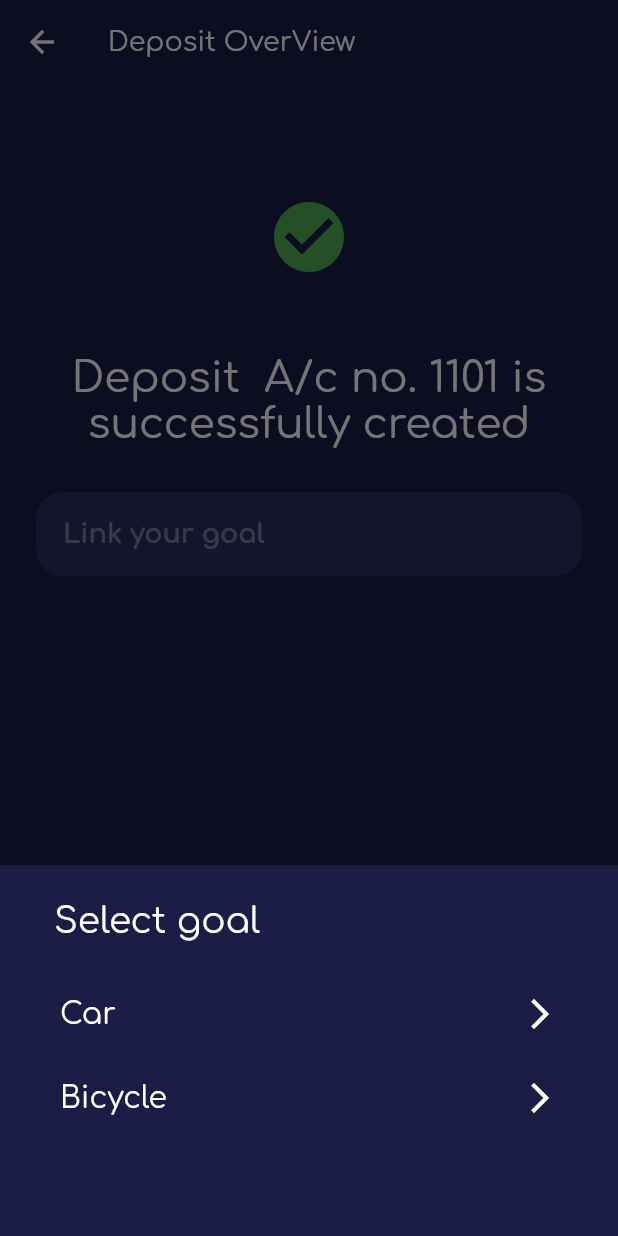
After one commit to shivams1011/nuclei_hackathon_groot, a Flutter app: the DepositScreen screen opened by its route, after a tap on "Link your goal", on a phone screen of 412 x 824 dp. The commit adds this screen. Run offline on Flutter 3.47's test engine with Material 2 defaults, Android fonts, the light colour scheme and no system bars; our stand-ins replace google_fonts, image_picker, percent_indicator; accounts and stored records are empty; generated files the repository leaves out were written again.

Commit message:
added deposit screen

```diff
--- a/lib/main.dart
+++ b/lib/main.dart
@@ -1,5 +1,6 @@
 import 'package:flutter/material.dart';
 import 'package:nuclei_hackathon_groot/screen/create_goal_screen/create_goal_screen.dart';
+import 'package:nuclei_hackathon_groot/screen/deposit_screen/deposit_screen.dart';
 import 'package:nuclei_hackathon_groot/screen/goal_overview_screen/goal_overview_screen.dart';
 import 'package:nuclei_hackathon_groot/screen/goal_tracker_screen/goal_tracker_screen.dart';
 import 'package:nuclei_hackathon_groot/screen/home_screen/home_screen.dart';
@@ -41,7 +42,8 @@ class MyApp extends StatelessWidget {
         '/goalTracker':(context) => GoalTrackerScreen(),
         '/saveInvest':(context) => SaveInvestScreen(),
         '/myAccount':(context) => MyAccountScreen(),
-        '/payment':(context) => UpiPaymentScreen()
+        '/payment':(context) => UpiPaymentScreen(),
+         '/depositScreen':(context) => DepositScreen()
       },
     );
   }
--- /dev/null
+++ b/lib/screen/deposit_screen/deposit_screen.dart
@@ -0,0 +1,201 @@
+import 'package:flutter/material.dart';
+import 'package:nuclei_hackathon_groot/utils/colors_util.dart';
+import 'package:nuclei_hackathon_groot/utils/font_util.dart';
+
+class DepositScreen extends StatefulWidget {
+  DepositScreen({Key key}) : super(key: key);
+
+  @override
+  _DepositScreenState createState() => _DepositScreenState();
+}
+
+class _DepositScreenState extends State<DepositScreen> {
+
+TextEditingController goalSelectController = TextEditingController();
+
+  @override
+  Widget build(BuildContext context) {
+    return Scaffold(
+      backgroundColor: Color(ColorsUtil.appBgColor),
+      appBar: AppBar(
+        elevation: 0,
+        backgroundColor: Color(ColorsUtil.appBgColor),
+        title: Text(
+          'Deposit OverView',
+          style: FontUtil.setTextStyle(fontSize: 18.0),
+        ),
+      ),
+      body: getBodyWidget(),
+    );
+  }
+
+  Widget getBodyWidget() {
+    return Container(
+      padding: EdgeInsets.all(24.0),
+      width: double.infinity,
+      child: Column(
+        children: [
+          SizedBox(
+            height: 50.0,
+          ),
+          Icon(
+            Icons.check_circle,
+            size: 56.0,
+            color: Colors.green,
+          ),
+          SizedBox(
+            height: 50.0,
+          ),
+          Text(
+            'Deposit  A/c no. 1101 is successfully created',
+            style: FontUtil.setTextStyle(fontSize: 28.0),
+            textAlign: TextAlign.center,
+          ),
+          SizedBox(
+            height: 30.0,
+          ),
+
+          InkWell(
+            onTap: () {
+              _showInterestSheet();
+            },
+            child: TextFormField(
+              controller: goalSelectController,
+              autofocus: false,
+              enabled: false,
+              cursorHeight: 18.0,
+              cursorColor: Colors.white,
+              style: FontUtil.setTextStyle(
+                  fontWeight: FontWeight.bold,
+                  fontSize: 18.0,
+                  fontColor: Colors.white),
+              decoration: InputDecoration(
+                filled: true,
+                fillColor: Color(ColorsUtil.fieldFillColor),
+                contentPadding: EdgeInsets.all(18.0),
+                hintText: 'Link your goal',
+                hintStyle: FontUtil.setTextStyle(
+                    fontWeight: FontWeight.bold,
+                    fontSize: 18.0,
+                    fontColor: Colors.white38),
+                border: OutlineInputBorder(
+                  borderRadius: BorderRadius.all(Radius.circular(18)),
+                  borderSide: BorderSide.none,
+                ),
+              ),
+            ),
+          ),
+          Expanded(child: Container()),
+
+          getBottomButton()
+        ],
+      ),
+    );
+  }
+
+void _showInterestSheet() async {
+    String data = await showModalBottomSheet(
+        context: context,
+        isScrollControlled: false,
+        enableDrag: true,
+        backgroundColor: Color(ColorsUtil.appBgColor),
+        builder: (builder) {
+          return Container(
+            height: MediaQuery.of(context).size.height * 0.30,
+            padding: EdgeInsets.all(24.0),
+            child: Column(
+              crossAxisAlignment: CrossAxisAlignment.start,
+              children: [
+                Padding(
+                  padding: const EdgeInsets.only(left: 12.0),
+                  child: Text(
+                    'Select goal',
+                    style: FontUtil.setTextStyle(
+                      fontSize: 24.0,
+                    ),
+                  ),
+                ),
+                SizedBox(
+                  height: 20.0,
+                ),
+                ListTile(
+                  onTap: () {
+                    Navigator.of(context).pop('Car');
+                  },
+                  title: Text(
+                    'Car',
+                    style: FontUtil.setTextStyle(
+                      fontSize: 20.0,
+                    ),
+                  ),
+                  trailing: Icon(
+                    Icons.arrow_forward_ios,
+                    color: Colors.white,
+                  ),
+                ),
+                ListTile(
+                  onTap: () {
+                    Navigator.of(context).pop('Bicycle');
+                  },
+                  title: Text(
+                    'Bicycle',
+                    style: FontUtil.setTextStyle(
+                      fontSize: 20.0,
+                    ),
+                  ),
+                  trailing: Icon(
+                    Icons.arrow_forward_ios,
+                    color: Colors.white,
+                  ),
+                ),
+
+              ],
+            ),
+          );
+        });
+
+    setState(() {
+      if (data != null) {
+        goalSelectController.text = data;
+      }
+    });
+  }
+
+ Widget getBottomButton() {
+    return Card(
+      color: Color(ColorsUtil.fieldFillColor),
+      elevation: 5,
+      shape: RoundedRectangleBorder(
+        borderRadius: BorderRadius.all(
+          Radius.circular(30),
+        ),
+      ),
+      child: Container(
+        width: MediaQuery.of(context).size.width * 0.90,
+        height: MediaQuery.of(context).size.height * 0.08,
+        child: Row(
+          children: [
+            Padding(
+              padding: EdgeInsets.only(
+                left: 28.0,
+              ),
+              child: Text(
+                'Done',
+                style: FontUtil.setTextStyle(),
+              ),
+            ),
+            Expanded(child: Container()),
+            Padding(
+              padding: const EdgeInsets.only(right: 28.0),
+              child: Icon(
+                Icons.arrow_forward,
+                color: Colors.white,
+              ),
+            )
+          ],
+        ),
+      ),
+    );
+  }
+
+}
--- a/lib/screen/goal_tracker_screen/goal_tracker_screen.dart
+++ b/lib/screen/goal_tracker_screen/goal_tracker_screen.dart
@@ -35,7 +35,7 @@ class _GoalTrackerScreenState extends State<GoalTrackerScreen> {
       child: Column(
         children: [
           getCardData(ImageUtils.carImage, 'Car'),
-          getCardData(ImageUtils.byCicleImage, 'Bycicle'),
+          getCardData(ImageUtils.byCicleImage, 'Bicycle'),
           getCardData(ImageUtils.smartPhoneImage, 'Smart Phone'),
 
         ],
--- a/lib/screen/save_invest_screen/save_invest_screen.dart
+++ b/lib/screen/save_invest_screen/save_invest_screen.dart
@@ -239,7 +239,11 @@ class _SaveInvestScreenState extends State<SaveInvestScreen> {
             ),
           ),
           Expanded(child: Container()),
-          getBottomButton()
+          InkWell(
+              onTap: () {
+                Navigator.of(context).pushNamed('/depositScreen');
+              },
+              child: getBottomButton())
         ],
       ),
     );
```
